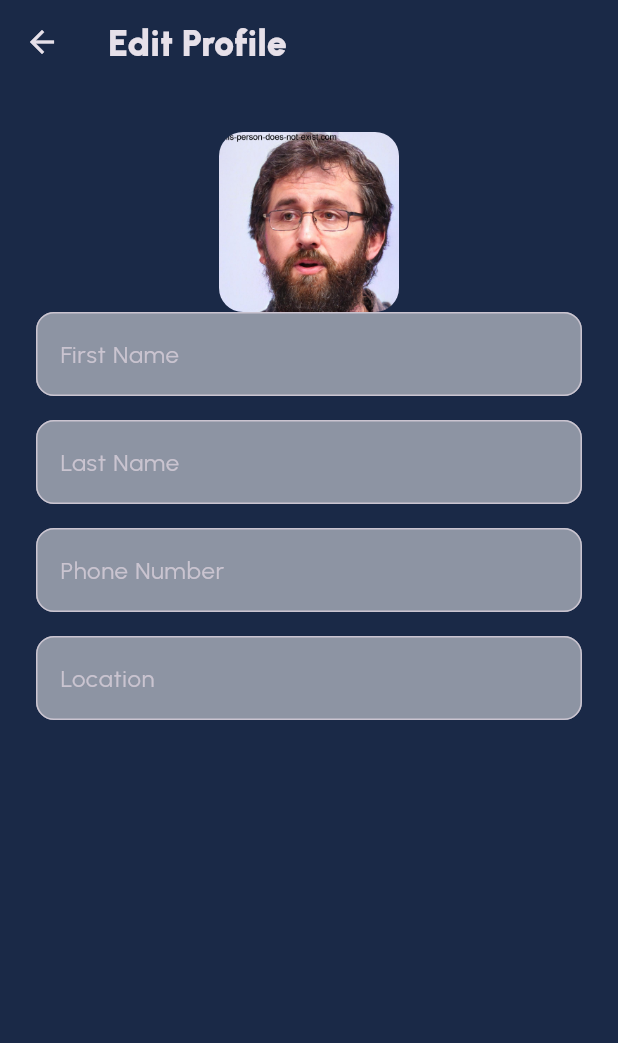
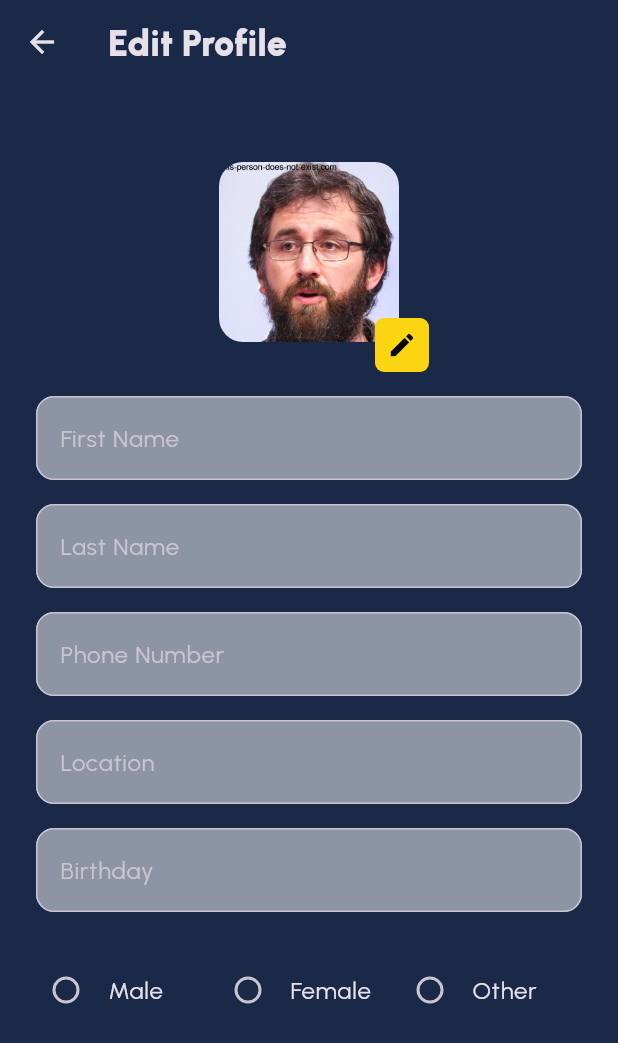
Before and after one commit to Prajjawal12/GrinSync, a Flutter app: the EditProfile screen opened by its route, on a phone screen of 412 x 824 dp. Shown: the top 1043 px of the screen. Run offline on Flutter 3.47's test engine with Material 3 defaults, Android fonts, the phone set to English and light mode, and no system bars; our stand-ins replace flutter_svg.

Commit message:
adjusted the UI of edit profile page

```diff
--- a/lib/pages/edit_profile.dart
+++ b/lib/pages/edit_profile.dart
@@ -2,32 +2,133 @@ import 'package:flutter/material.dart';
 import 'package:social_media_app/components/app_text_field.dart';
 import 'package:social_media_app/components/toolbar.dart';
 import 'package:social_media_app/components/user_avatar.dart';
+import 'package:social_media_app/config/app_strings.dart';
+import 'package:social_media_app/styles/app_colors.dart';
 
-class EditProfile extends StatelessWidget {
-  const EditProfile({super.key});
+enum Gender { none, male, female, others }
+
+class EditProfile extends StatefulWidget {
+  EditProfile({super.key});
+
+  @override
+  State<EditProfile> createState() => _EditProfileState();
+}
+
+class _EditProfileState extends State<EditProfile> {
+  var gender = Gender.none;
+
   @override
   Widget build(BuildContext context) {
-    return const Scaffold(
+    return Scaffold(
       appBar: ToolBar(title: 'Edit Profile'),
-      body: Padding(
+      body: SingleChildScrollView(
+        child: Padding(
           padding: EdgeInsets.all(24.0),
           child: Column(
             children: [
-            UserAvatar(size: 120),
-            AppTextField(hint: 'First Name'),
+              Stack(
+                children: [
+                  Padding(
+                    padding: EdgeInsets.all(20),
+                    child: UserAvatar(size: 120),
+                  ),
+                  Positioned(
+                    bottom: 0,
+                    right: 0,
+                    child: Container(
+                      padding: EdgeInsets.all(8),
+                      decoration: BoxDecoration(
+                        color: AppColors.primary,
+                        borderRadius: BorderRadius.all(
+                          Radius.circular(6),
+                        ),
+                      ),
+                      child: Icon(
+                        Icons.edit,
+                        size: 20,
+                        color: Colors.black,
+                      ),
+                    ),
+                  ),
+                ],
+              ),
               SizedBox(
                 height: 16,
               ),
-            AppTextField(hint: 'Last Name'),
+              AppTextField(hint: AppStrings.firstName),
               SizedBox(
                 height: 16,
               ),
-            AppTextField(hint: 'Phone Number'),
+              AppTextField(hint: AppStrings.lastName),
               SizedBox(
                 height: 16,
               ),
-            AppTextField(hint: 'Location')
+              AppTextField(hint: AppStrings.phoneNumber),
+              SizedBox(
+                height: 16,
+              ),
+              AppTextField(hint: AppStrings.location),
+              SizedBox(
+                height: 16,
+              ),
+              AppTextField(hint: 'Birthday'),
+              SizedBox(
+                height: 16,
+              ),
+              Row(
+                children: [
+                  Expanded(
+                    child: RadioListTile(
+                      title: Text('Male'),
+                      value: Gender.male,
+                      visualDensity: const VisualDensity(
+                          horizontal: VisualDensity.minimumDensity,
+                          vertical: VisualDensity.maximumDensity),
+                      contentPadding: EdgeInsets.zero,
+                      groupValue: gender,
+                      onChanged: (value) {
+                        setState(() {
+                          gender = Gender.male;
+                        });
+                      },
+                    ),
+                  ),
+                  Expanded(
+                    child: RadioListTile(
+                      title: Text('Female'),
+                      value: Gender.female,
+                      visualDensity: const VisualDensity(
+                          horizontal: VisualDensity.minimumDensity,
+                          vertical: VisualDensity.maximumDensity),
+                      groupValue: gender,
+                      contentPadding: EdgeInsets.zero,
+                      onChanged: (value) {
+                        setState(() {
+                          gender = Gender.female;
+                        });
+                      },
+                    ),
+                  ),
+                  Expanded(
+                    child: RadioListTile(
+                      title: Text('Other'),
+                      value: Gender.others,
+                      visualDensity: const VisualDensity(
+                          horizontal: VisualDensity.minimumDensity,
+                          vertical: VisualDensity.maximumDensity),
+                      groupValue: gender,
+                      contentPadding: EdgeInsets.zero,
+                      onChanged: (value) {
+                        setState(() {
+                          gender = Gender.others;
+                        });
+                      },
+                    ),
+                  ),
                 ],
+              ),
+            ],
+          ),
         ),
       ),
     );
```
Lines whose indentation alone changed are shown as unchanged.
